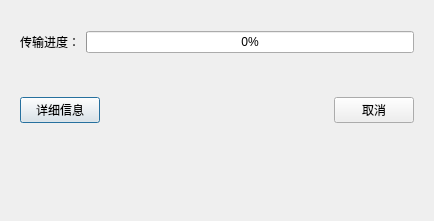
Before: the Qt Designer form tcpclient.ui in qiqiding/mychat, drawn with Qt 5.
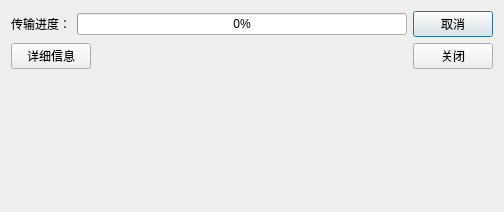
After: the same form once the commit is applied. Icons and pictures are not drawn.

```diff
--- a/tcpclient.ui
+++ b/tcpclient.ui
@@ -6,8 +6,8 @@
    <rect>
     <x>0</x>
     <y>0</y>
-    <width>434</width>
-    <height>221</height>
+    <width>504</width>
+    <height>212</height>
    </rect>
   </property>
   <property name="windowTitle">
@@ -17,9 +17,6 @@
    <iconset resource="image/image.qrc">
     <normaloff>:/fileopen.png</normaloff>:/fileopen.png</iconset>
   </property>
-  <layout class="QGridLayout" name="gridLayout_2">
-   <item row="0" column="0">
-    <widget class="QWidget" name="widget" native="true">
      <layout class="QGridLayout" name="gridLayout">
       <item row="0" column="0">
        <layout class="QHBoxLayout" name="horizontalLayout">
@@ -39,14 +36,14 @@
         </item>
        </layout>
       </item>
-     </layout>
-     <zorder>label</zorder>
-     <zorder>progressBar</zorder>
-     <zorder>widget_2</zorder>
+   <item row="0" column="1">
+    <widget class="QPushButton" name="tcpClientCancleBtn">
+     <property name="text">
+      <string>取消</string>
+     </property>
     </widget>
    </item>
-   <item row="1" column="0">
-    <widget class="QWidget" name="widget_3" native="true">
+   <item row="1" column="0" colspan="2">
      <layout class="QHBoxLayout" name="horizontalLayout_2">
       <item>
        <widget class="QPushButton" name="pushButton">
@@ -72,16 +69,15 @@
        </spacer>
       </item>
       <item>
-       <widget class="QPushButton" name="tcpClientCancleBtn">
+      <widget class="QPushButton" name="pushButton_2">
         <property name="text">
-         <string>取消</string>
+        <string>关闭</string>
         </property>
        </widget>
       </item>
      </layout>
-    </widget>
    </item>
-   <item row="2" column="0">
+   <item row="2" column="0" colspan="2">
     <widget class="QLabel" name="tcpClientStatusLabel">
      <property name="text">
       <string/>
```
Lines whose indentation alone changed are shown as unchanged.
